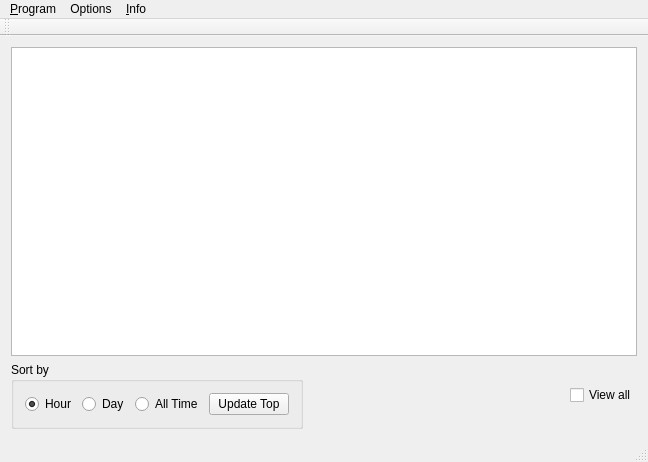
First picture: the form in softtop.ui, repository svadum/SoftTop-UserAssistant, before the edit.
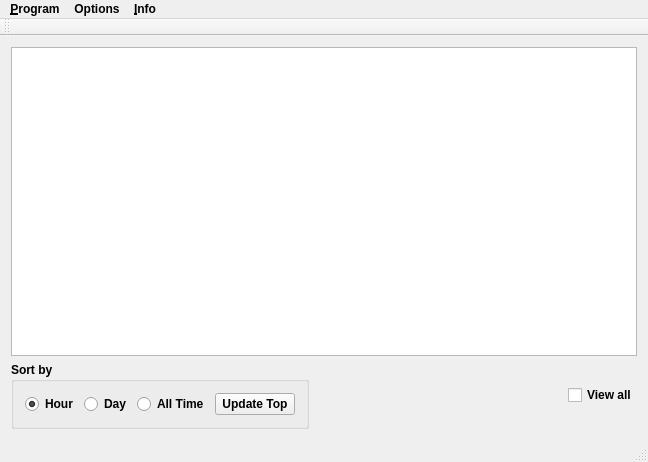
Second picture: the form after the edit. Icons and pictures are not drawn.

Commit message: add most used program highlight

What changed in the file:
```diff
--- a/softtop.ui
+++ b/softtop.ui
@@ -10,6 +10,20 @@
     <height>462</height>
    </rect>
   </property>
+  <property name="minimumSize">
+   <size>
+    <width>500</width>
+    <height>350</height>
+   </size>
+  </property>
+  <property name="font">
+   <font>
+    <family>Arial</family>
+    <pointsize>9</pointsize>
+    <weight>75</weight>
+    <bold>true</bold>
+   </font>
+  </property>
   <property name="windowTitle">
    <string>SoftTop - User Assistant</string>
   </property>
```
Left out of the diff: 7 changed lines with no effect on the pictures. The commit also changes 2 other files.
